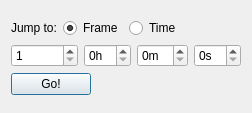
Above: jumptoframedialog.ui from labyrinthofdreams/screenpicker before the change. Below: the same form after it.
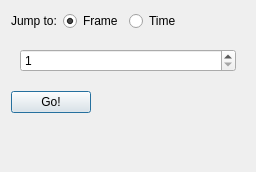
That is the form after the change.

Diff of the .ui file:
```diff
--- a/jumptoframedialog.ui
+++ b/jumptoframedialog.ui
@@ -6,27 +6,14 @@
    <rect>
     <x>0</x>
     <y>0</y>
-    <width>224</width>
-    <height>113</height>
+    <width>256</width>
+    <height>172</height>
    </rect>
   </property>
   <property name="windowTitle">
    <string>Jump to...</string>
   </property>
-  <layout class="QVBoxLayout" name="verticalLayout">
-   <item>
-    <spacer name="verticalSpacer_2">
-     <property name="orientation">
-      <enum>Qt::Vertical</enum>
-     </property>
-     <property name="sizeHint" stdset="0">
-      <size>
-       <width>20</width>
-       <height>40</height>
-      </size>
-     </property>
-    </spacer>
-   </item>
+  <layout class="QVBoxLayout" name="verticalLayout_3">
    <item>
     <layout class="QHBoxLayout" name="horizontalLayout">
      <item>
@@ -75,7 +62,12 @@
     </layout>
    </item>
    <item>
-    <layout class="QHBoxLayout" name="horizontalLayout_3">
+    <widget class="QStackedWidget" name="stackedWidget">
+     <property name="currentIndex">
+      <number>0</number>
+     </property>
+     <widget class="QWidget" name="page">
+      <layout class="QVBoxLayout" name="verticalLayout">
      <item>
       <widget class="QSpinBox" name="frameSpinBox">
        <property name="minimum">
@@ -86,6 +78,10 @@
        </property>
       </widget>
      </item>
+      </layout>
+     </widget>
+     <widget class="QWidget" name="page_2">
+      <layout class="QVBoxLayout" name="verticalLayout_2">
      <item>
       <layout class="QHBoxLayout" name="horizontalLayout_2">
        <item>
@@ -118,6 +114,8 @@
       </layout>
      </item>
     </layout>
+     </widget>
+    </widget>
    </item>
    <item>
     <layout class="QHBoxLayout" name="horizontalLayout_4">
```
Lines whose indentation alone changed are shown as unchanged.
